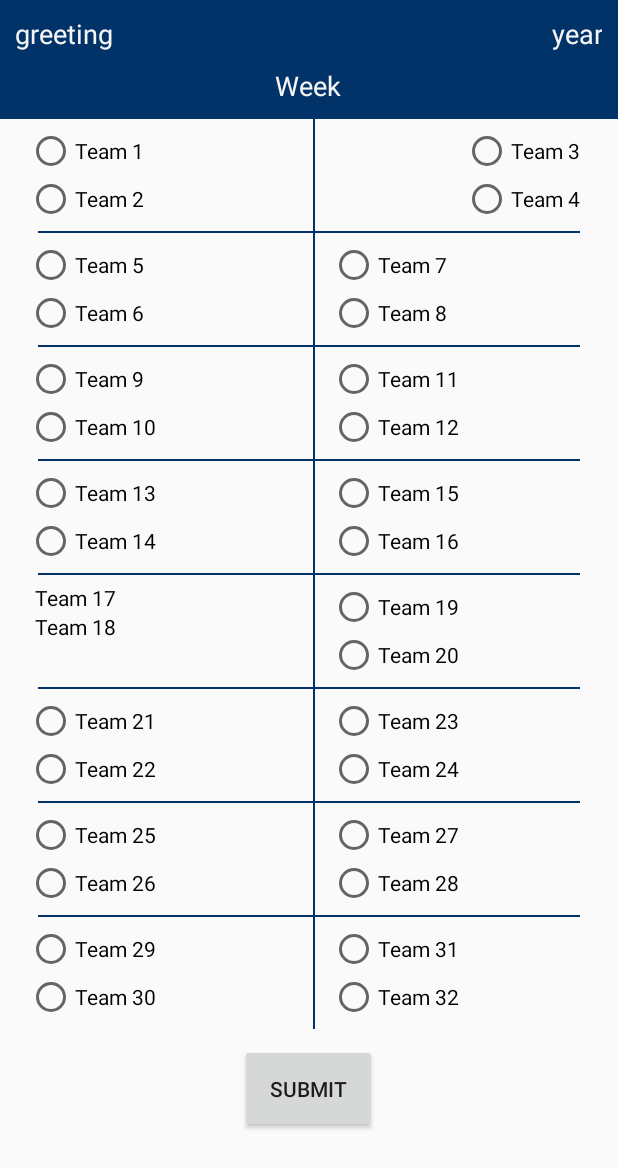
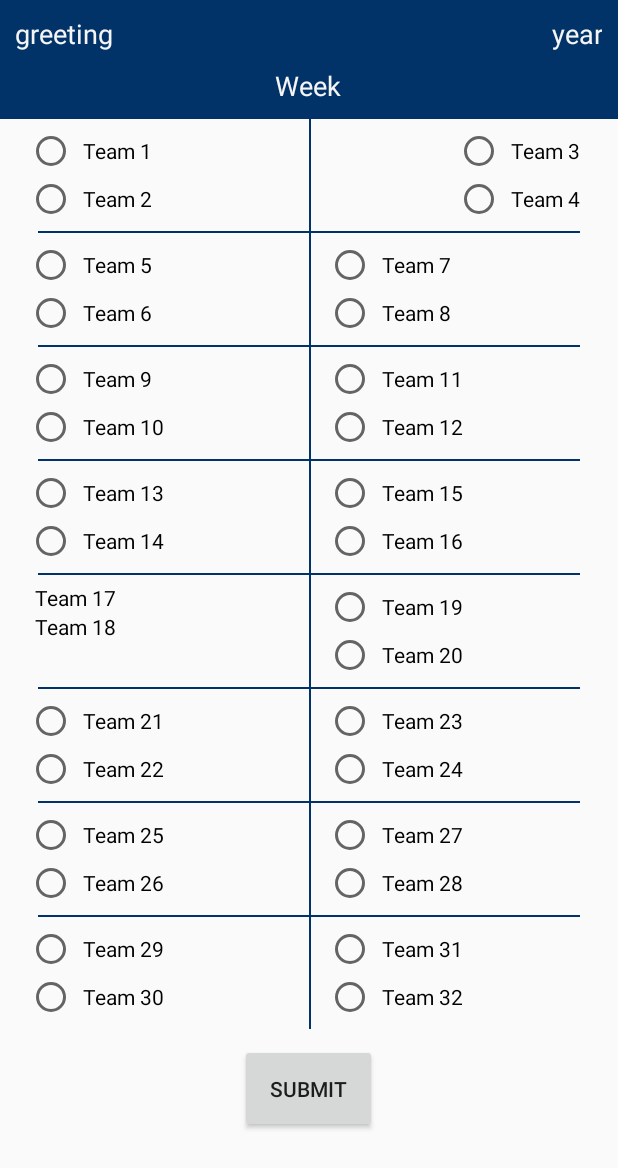
Before and after one commit to AggieRussell/BigWinner, an Android app: the layout week_games.xml on its own in the app's theme, with its tools: preview values and no code run, on a phone screen of 412 x 824 dp. Shown: the top 1168 px of the screen. Run offline under Robolectric (Android 15) with nearby library versions, the phone set to English and light mode, and no system bars.

Commit message:
Added padding

```diff
--- a/src/Test_withSPI/app/src/main/res/layout/week_games.xml
+++ b/src/Test_withSPI/app/src/main/res/layout/week_games.xml
@@ -91,13 +91,17 @@
                             android:text="Team 1"
                             android:id="@+id/radioButton1"
                             android:layout_column="0"
-                            android:checked="false" />
+                            android:checked="false"
+                            android:paddingStart="5dp"
+                            android:paddingLeft="5dp"/>
 
                         <RadioButton
                             android:text="Team 2"
                             android:id="@+id/radioButton2"
                             android:layout_column="0"
-                            android:checked="false" />
+                            android:checked="false"
+                            android:paddingStart="5dp"
+                            android:paddingLeft="5dp"/>
                     </RadioGroup>
 
                     <View
@@ -123,12 +127,16 @@
                     <RadioButton
                         android:text="Team 3"
                         android:id="@+id/radioButton3"
-                        android:checked="false" />
+                        android:checked="false"
+                        android:paddingStart="5dp"
+                        android:paddingLeft="5dp"/>
 
                     <RadioButton
                         android:text="Team 4"
                         android:id="@+id/radioButton4"
-                        android:checked="false" />
+                        android:checked="false"
+                        android:paddingStart="5dp"
+                        android:paddingLeft="5dp"/>
                 </RadioGroup>
 
             </TableRow>
@@ -166,13 +174,17 @@
                             android:text="Team 5"
                             android:id="@+id/radioButton5"
                             android:layout_column="0"
-                            android:checked="false" />
+                            android:checked="false"
+                            android:paddingStart="5dp"
+                            android:paddingLeft="5dp"/>
 
                         <RadioButton
                             android:text="Team 6"
                             android:id="@+id/radioButton6"
                             android:layout_column="0"
-                            android:checked="false" />
+                            android:checked="false"
+                            android:paddingStart="5dp"
+                            android:paddingLeft="5dp"/>
                     </RadioGroup>
 
                     <View
@@ -197,12 +209,16 @@
                     <RadioButton
                         android:text="Team 7"
                         android:id="@+id/radioButton7"
-                        android:checked="false" />
+                        android:checked="false"
+                        android:paddingStart="5dp"
+                        android:paddingLeft="5dp"/>
 
                     <RadioButton
                         android:text="Team 8"
                         android:id="@+id/radioButton8"
-                        android:checked="false" />
+                        android:checked="false"
+                        android:paddingStart="5dp"
+                        android:paddingLeft="5dp"/>
                 </RadioGroup>
             </TableRow>
 
@@ -239,13 +255,17 @@
                             android:text="Team 9"
                             android:id="@+id/radioButton9"
                             android:layout_column="0"
-                            android:checked="false" />
+                            android:checked="false"
+                            android:paddingStart="5dp"
+                            android:paddingLeft="5dp"/>
 
                         <RadioButton
                             android:text="Team 10"
                             android:id="@+id/radioButton10"
                             android:layout_column="0"
-                            android:checked="false" />
+                            android:checked="false"
+                            android:paddingStart="5dp"
+                            android:paddingLeft="5dp"/>
                     </RadioGroup>
 
                     <View
@@ -270,12 +290,16 @@
                     <RadioButton
                         android:text="Team 11"
                         android:id="@+id/radioButton11"
-                        android:checked="false" />
+                        android:checked="false"
+                        android:paddingStart="5dp"
+                        android:paddingLeft="5dp"/>
 
                     <RadioButton
                         android:text="Team 12"
                         android:id="@+id/radioButton12"
-                        android:checked="false" />
+                        android:checked="false"
+                        android:paddingStart="5dp"
+                        android:paddingLeft="5dp"/>
                 </RadioGroup>
 
             </TableRow>
@@ -313,13 +337,17 @@
                             android:text="Team 13"
                             android:id="@+id/radioButton13"
                             android:layout_column="0"
-                            android:checked="false" />
+                            android:checked="false"
+                            android:paddingStart="5dp"
+                            android:paddingLeft="5dp"/>
 
                         <RadioButton
                             android:text="Team 14"
                             android:id="@+id/radioButton14"
                             android:layout_column="0"
-                            android:checked="false" />
+                            android:checked="false"
+                            android:paddingStart="5dp"
+                            android:paddingLeft="5dp"/>
                     </RadioGroup>
 
                     <View
@@ -344,12 +372,16 @@
                     <RadioButton
                         android:text="Team 15"
                         android:id="@+id/radioButton15"
-                        android:checked="false" />
+                        android:checked="false"
+                        android:paddingStart="5dp"
+                        android:paddingLeft="5dp"/>
 
                     <RadioButton
                         android:text="Team 16"
                         android:id="@+id/radioButton16"
-                        android:checked="false" />
+                        android:checked="false"
+                        android:paddingStart="5dp"
+                        android:paddingLeft="5dp"/>
                 </RadioGroup>
 
             </TableRow>
@@ -425,12 +457,16 @@
                     <RadioButton
                         android:text="Team 19"
                         android:id="@+id/radioButton19"
-                        android:checked="false" />
+                        android:checked="false"
+                        android:paddingStart="5dp"
+                        android:paddingLeft="5dp"/>
 
                     <RadioButton
                         android:text="Team 20"
                         android:id="@+id/radioButton20"
-                        android:checked="false" />
+                        android:checked="false"
+                        android:paddingStart="5dp"
+                        android:paddingLeft="5dp"/>
                 </RadioGroup>
 
             </TableRow>
@@ -468,13 +504,17 @@
                             android:text="Team 21"
                             android:id="@+id/radioButton21"
                             android:layout_column="0"
-                            android:checked="false" />
+                            android:checked="false"
+                            android:paddingStart="5dp"
+                            android:paddingLeft="5dp"/>
 
                         <RadioButton
                             android:text="Team 22"
                             android:id="@+id/radioButton22"
                             android:layout_column="0"
-                            android:checked="false" />
+                            android:checked="false"
+                            android:paddingStart="5dp"
+                            android:paddingLeft="5dp"/>
                     </RadioGroup>
 
                     <View
@@ -499,12 +539,16 @@
                     <RadioButton
                         android:text="Team 23"
                         android:id="@+id/radioButton23"
-                        android:checked="false" />
+                        android:checked="false"
+                        android:paddingStart="5dp"
+                        android:paddingLeft="5dp"/>
 
                     <RadioButton
                         android:text="Team 24"
                         android:id="@+id/radioButton24"
-                        android:checked="false" />
+                        android:checked="false"
+                        android:paddingStart="5dp"
+                        android:paddingLeft="5dp"/>
                 </RadioGroup>
 
             </TableRow>
@@ -542,13 +586,17 @@
                             android:text="Team 25"
                             android:id="@+id/radioButton25"
                             android:layout_column="0"
-                            android:checked="false" />
+                            android:checked="false"
+                            android:paddingStart="5dp"
+                            android:paddingLeft="5dp"/>
 
                         <RadioButton
                             android:text="Team 26"
                             android:id="@+id/radioButton26"
                             android:layout_column="0"
-                            android:checked="false" />
+                            android:checked="false"
+                            android:paddingStart="5dp"
+                            android:paddingLeft="5dp"/>
                     </RadioGroup>
 
                     <View
@@ -573,12 +621,16 @@
                     <RadioButton
                         android:text="Team 27"
                         android:id="@+id/radioButton27"
-                        android:checked="false" />
+                        android:checked="false"
+                        android:paddingStart="5dp"
+                        android:paddingLeft="5dp"/>
 
                     <RadioButton
                         android:text="Team 28"
                         android:id="@+id/radioButton28"
-                        android:checked="false" />
+                        android:checked="false"
+                        android:paddingStart="5dp"
+                        android:paddingLeft="5dp"/>
                 </RadioGroup>
 
             </TableRow>
@@ -616,13 +668,17 @@
                             android:text="Team 29"
                             android:id="@+id/radioButton29"
                             android:layout_column="0"
-                            android:checked="false" />
+                            android:checked="false"
+                            android:paddingStart="5dp"
+                            android:paddingLeft="5dp"/>
 
                         <RadioButton
                             android:text="Team 30"
                             android:id="@+id/radioButton30"
                             android:layout_column="0"
-                            android:checked="false" />
+                            android:checked="false"
+                            android:paddingStart="5dp"
+                            android:paddingLeft="5dp"/>
                     </RadioGroup>
 
                     <View
@@ -647,12 +703,16 @@
                     <RadioButton
                         android:text="Team 31"
                         android:id="@+id/radioButton31"
-                        android:checked="false" />
+                        android:checked="false"
+                        android:paddingStart="5dp"
+                        android:paddingLeft="5dp"/>
 
                     <RadioButton
                         android:text="Team 32"
                         android:id="@+id/radioButton32"
-                        android:checked="false" />
+                        android:checked="false"
+                        android:paddingStart="5dp"
+                        android:paddingLeft="5dp"/>
                 </RadioGroup>
 
             </TableRow>
```
